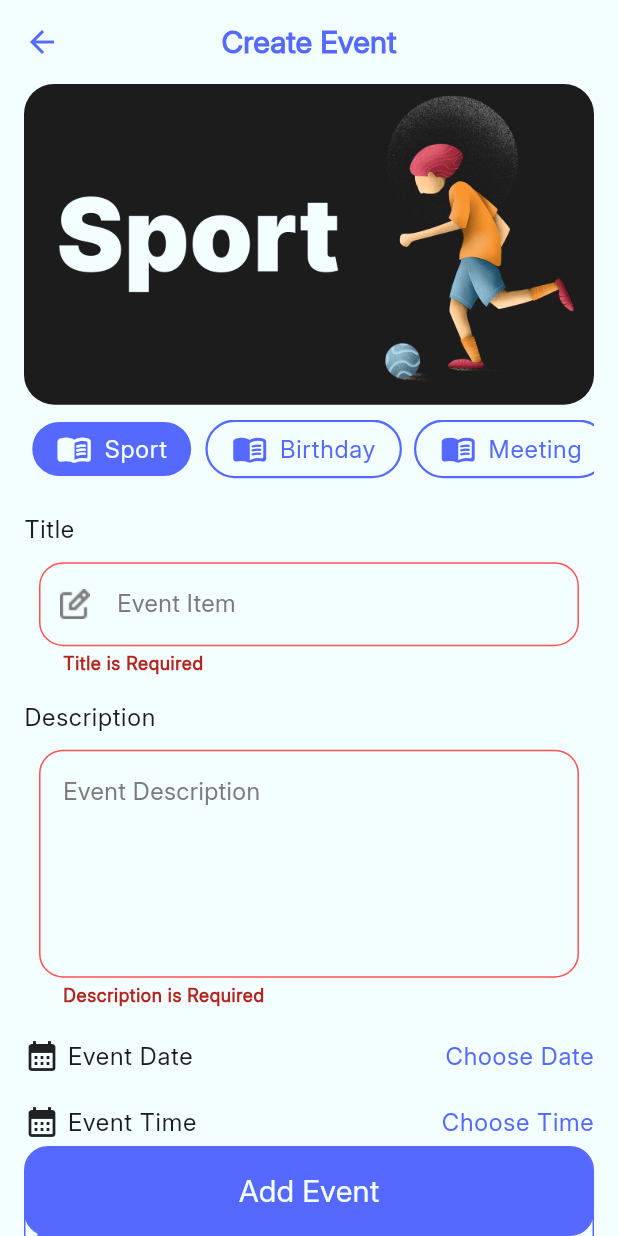
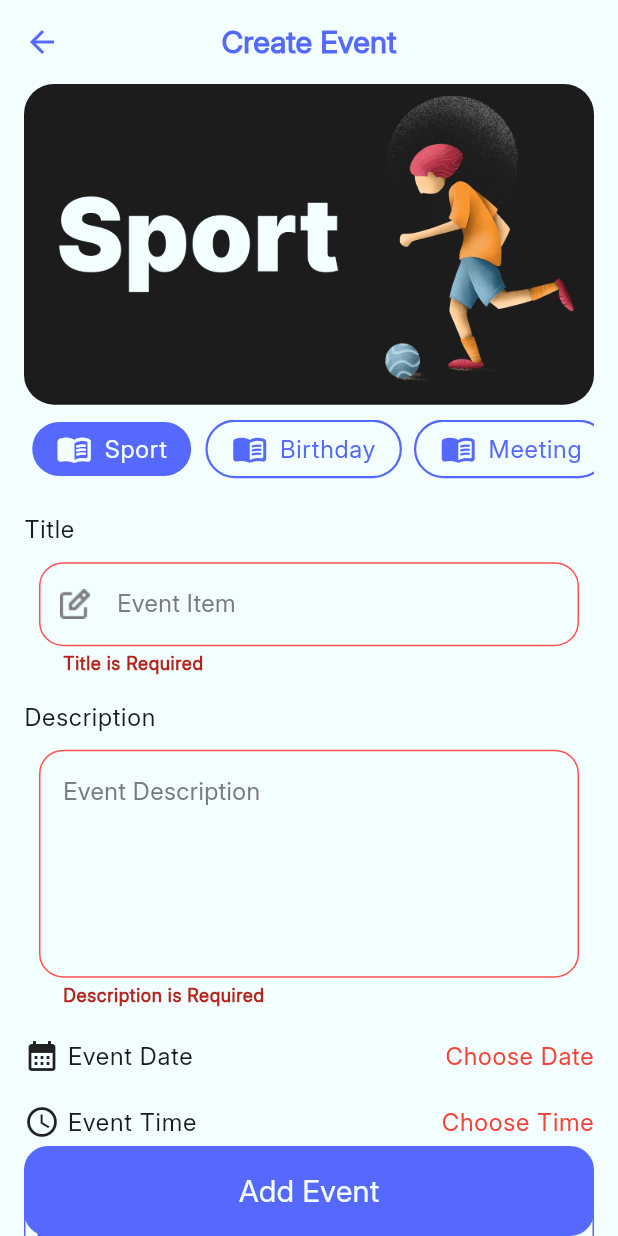
Before and after one commit to Momen0Waleed/Evently, a Flutter app: the CreateEventView screen opened by its route, after a tap on "Choose Event Location", on a phone screen of 412 x 824 dp. Run offline on Flutter 3.47's test engine with Material 3 defaults, Android fonts, the phone set to English and light mode, and no system bars; drawn by our look-alikes of flutter_bounceable; our stand-ins replace cloud_firestore, firebase_core, shared_preferences; accounts and stored records are empty.

Commit message:
Saving the New Event Data into the Firebase Database

```diff
--- a/lib/modules/authentication/forget_password_screen.dart
+++ b/lib/modules/authentication/forget_password_screen.dart
@@ -8,7 +8,6 @@ class ForgetPasswordScreen extends StatelessWidget {
 
   @override
   Widget build(BuildContext context) {
-    var textTheme = Theme.of(context).textTheme;
     return Scaffold(
       appBar: AppBar(
         leading: IconButton(
--- a/lib/modules/authentication/widgets/text_field_widget.dart
+++ b/lib/modules/authentication/widgets/text_field_widget.dart
@@ -1,6 +1,7 @@
 import 'package:evently/core/constants/colors/evently_colors.dart';
 import 'package:flutter/material.dart';
 
+// ignore: must_be_immutable
 class TextFieldWidget extends StatefulWidget {
   TextFieldWidget({
     super.key,
@@ -69,7 +70,7 @@ class _TextFieldWidgetState extends State<TextFieldWidget> {
             borderRadius: BorderRadius.circular(16),
             borderSide: BorderSide(color: EventlyColors.redError, width: 1),
           ),
-          prefixIcon: widget.prefixIcon ?? null,
+          prefixIcon: widget.prefixIcon,
           suffixIcon: widget.isPassword
               ? IconButton(
                   icon: Icon(
--- a/lib/modules/event_creation/create_event_view.dart
+++ b/lib/modules/event_creation/create_event_view.dart
@@ -1,4 +1,5 @@
 import 'package:evently/core/constants/images/images_name.dart';
+import 'package:evently/core/utils/firebase_firestore.dart';
 import 'package:evently/models/database/events_data.dart';
 import 'package:evently/modules/authentication/widgets/register_button_widget.dart';
 import 'package:evently/modules/event_creation/widgets/tap_item_widget.dart';
@@ -22,6 +23,9 @@ class _CreateEventViewState extends State<CreateEventView> {
   final TextEditingController descriptionController = TextEditingController();
   final GlobalKey<FormState> formKey = GlobalKey<FormState>();
   DateTime? selectedDate;
+  DateTime? selectedTime;
+  bool isDateValid = true;
+  bool isTimeValid = true;
 
   int currentTabIndex = 0;
   List<CategoryData> categories = [
@@ -88,16 +92,35 @@ class _CreateEventViewState extends State<CreateEventView> {
             ),
           ),
           buttonAction: () {
+            setState(() {
+              // Validate fields
+              isDateValid = selectedDate != null;
+              isTimeValid = selectedTime != null;
+            });
+
             if (formKey.currentState!.validate()) {
-              if (selectedDate != null) {
-                var eventData = EventsData(
-                  eventTitle: nameController.text,
-                  eventDescription: descriptionController.text,
-                  eventCategoryImg: categories[currentTabIndex].categoryImg,
-                  eventCategoryId: categories[currentTabIndex].id,
-                  selectedDate: selectedDate.toString(),
-                );
+              if (!isDateValid || !isTimeValid) {
+                // ScaffoldMessenger.of(context).showSnackBar(
+                //   SnackBar(content: Text('Please select both date and time')),
+                // );
+                return;
               }
+              final DateTime combinedDateTime = DateTime(
+                selectedDate!.year,
+                selectedDate!.month,
+                selectedDate!.day,
+                selectedTime!.hour,
+                selectedTime!.minute,
+              );
+
+              var eventData = EventsData(
+                eventTitle: nameController.text,
+                eventDescription: descriptionController.text,
+                eventCategoryImg: categories[currentTabIndex].categoryImg,
+                eventCategoryId: categories[currentTabIndex].categoryTitle,
+                selectedDate: combinedDateTime.toString(),
+              );
+              FirebaseFirestoreUtils.createNewEvent(eventData);
             }
           },
         ),
@@ -189,25 +212,52 @@ class _CreateEventViewState extends State<CreateEventView> {
                                 "yyyy MMM dd",
                               ).format(selectedDate!).toString(),
                         style: theme.textTheme.bodyLarge!.copyWith(
-                          color: EventlyColors.blue,
+                          color: selectedDate == null
+                              ? (isDateValid ? EventlyColors.blue : Colors.red)
+                              : EventlyColors.blue,
                         ),
                       ),
                     ),
                   ],
                 ),
                 SizedBox(height: 20),
+                // Row(
+                //   children: [
+                //     Icon(Icons.calendar_month),
+                //     SizedBox(width: 5),
+                //     Text("Event Time", style: theme.textTheme.bodyLarge),
+                //     Spacer(),
+                //     Bounceable(
+                //       onTap: () {},
+                //       child: Text(
+                //         "Choose Time",
+                //         style: theme.textTheme.bodyLarge!.copyWith(
+                //           color: EventlyColors.blue,
+                //         ),
+                //       ),
+                //     ),
+                //   ],
+                // ),
                 Row(
                   children: [
-                    Icon(Icons.calendar_month),
+                    Icon(Icons.access_time),
                     SizedBox(width: 5),
                     Text("Event Time", style: theme.textTheme.bodyLarge),
                     Spacer(),
                     Bounceable(
-                      onTap: () {},
+                      onTap: () {
+                        getCurrentTime();
+                      },
                       child: Text(
-                        "Choose Time",
+                        selectedTime == null
+                            ? "Choose Time"
+                            : DateFormat(
+                                "h:mm a",
+                              ).format(selectedTime!).toString(),
                         style: theme.textTheme.bodyLarge!.copyWith(
-                          color: EventlyColors.blue,
+                          color: selectedTime == null
+                              ? (isTimeValid ? EventlyColors.blue : Colors.red)
+                              : EventlyColors.blue,
                         ),
                       ),
                     ),
@@ -273,7 +323,32 @@ class _CreateEventViewState extends State<CreateEventView> {
     ).then((value) {
       setState(() {
         selectedDate = value;
+        isDateValid = true;
       });
     });
   }
+
+  void getCurrentTime() async {
+    final TimeOfDay? pickedTime = await showTimePicker(
+      context: context,
+      initialTime: TimeOfDay.now(),
+    );
+
+    if (pickedTime != null) {
+      setState(() {
+        // Combine with selectedDate if it exists, or use today
+        final DateTime now = DateTime.now();
+        final DateTime baseDate =
+            selectedDate ?? DateTime(now.year, now.month, now.day);
+        selectedTime = DateTime(
+          baseDate.year,
+          baseDate.month,
+          baseDate.day,
+          pickedTime.hour,
+          pickedTime.minute,
+        );
+        isTimeValid = true;
+      });
+    }
+  }
 }
--- a/lib/modules/onboarding/first_settings_screen.dart
+++ b/lib/modules/onboarding/first_settings_screen.dart
@@ -1,7 +1,6 @@
 import 'package:evently/core/constants/colors/evently_colors.dart';
 import 'package:evently/core/constants/images/images_name.dart';
 import 'package:evently/core/constants/strings/main_strings.dart';
-import 'package:evently/modules/onboarding/on_boarding_screen.dart';
 import 'package:evently/modules/onboarding/widgets/language_switch.dart';
 import 'package:flutter/material.dart';
 
--- a/lib/modules/onboarding/on_boarding_screen.dart
+++ b/lib/modules/onboarding/on_boarding_screen.dart
@@ -6,7 +6,6 @@ import '../../core/constants/images/images_name.dart';
 import '../../core/constants/services/local_storage_keys.dart';
 import '../../core/constants/services/local_storage_services.dart';
 import '../../core/constants/strings/main_strings.dart';
-import '../authentication/login_screen.dart';
 
 class OnBoardingScreen extends StatefulWidget {
   const OnBoardingScreen({super.key});
--- a/lib/modules/splash/splash_screen.dart
+++ b/lib/modules/splash/splash_screen.dart
@@ -1,11 +1,9 @@
 import 'package:evently/core/constants/images/images_name.dart';
 import 'package:evently/core/routes/page_routes_name.dart';
-import 'package:evently/modules/authentication/login_screen.dart';
 import 'package:flutter/material.dart';
 
 import '../../core/constants/services/local_storage_keys.dart';
 import '../../core/constants/services/local_storage_services.dart';
-import '../onboarding/first_settings_screen.dart';
 
 class SplashScreen extends StatefulWidget {
   const SplashScreen({super.key});
```
Also changed, not shown: lib/core/utils/firebase_firestore.dart (+9 -2 lines).
